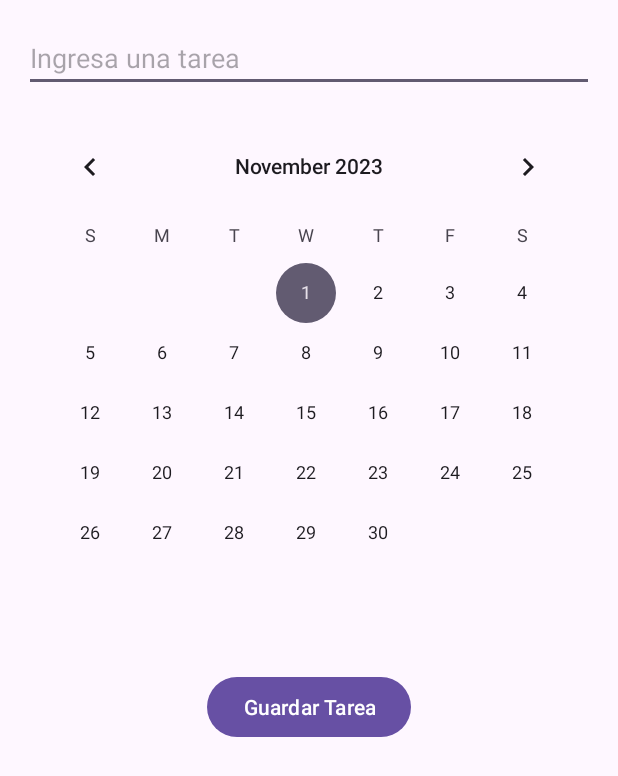
After one commit to wilsongutierrez-01/Collage_Reminder, an Android app: the AgregarTareaActivity screen opened directly, with no data from a screen before it, on a phone screen of 412 x 824 dp. The commit adds this screen. Shown: the top 776 px of the screen. Run offline under Robolectric (Android 15) with nearby library versions, the phone set to English and light mode, and no system bars; our stand-ins replace Firebase (no records; nobody signed in at launch, a user with empty details on screens opened directly).

Commit message:
Funcionalidades basicas del calendario

```diff
--- a/app/src/main/AndroidManifest.xml
+++ b/app/src/main/AndroidManifest.xml
@@ -12,6 +12,12 @@
         android:supportsRtl="true"
         android:theme="@style/Theme.CollageReminder"
         tools:targetApi="31">
+        <activity
+            android:name=".VerEventosActivity"
+            android:exported="false" />
+        <activity
+            android:name=".AgregarTareaActivity"
+            android:exported="false" />
         <activity
             android:name=".Calendario"
             android:exported="false" />
--- /dev/null
+++ b/app/src/main/java/com/example/collagereminder/AgregarTareaActivity.java
@@ -0,0 +1,88 @@
+package com.example.collagereminder;
+
+import androidx.appcompat.app.AppCompatActivity;
+
+import android.content.Context;
+import android.content.SharedPreferences;
+import android.os.Bundle;
+import android.widget.Button;
+import android.widget.CalendarView;
+import android.widget.EditText;
+import android.widget.Toast;
+
+import com.google.firebase.database.DatabaseReference;
+import com.google.firebase.database.FirebaseDatabase;
+
+import java.util.Calendar;
+
+public class AgregarTareaActivity extends AppCompatActivity {
+
+    private EditText tareaEditText;
+    private CalendarView calendarView;
+    private Button guardarButton;
+
+    private int selectedYear, selectedMonth, selectedDay;
+
+    // Referencia a la base de datos de Firebase
+    private DatabaseReference databaseReference;
+
+    @Override
+    protected void onCreate(Bundle savedInstanceState) {
+        super.onCreate(savedInstanceState);
+        setContentView(R.layout.agregar_tarea);
+
+        tareaEditText = findViewById(R.id.editTextTarea);
+        calendarView = findViewById(R.id.calendarView);
+        guardarButton = findViewById(R.id.buttonGuardar);
+
+        // Inicializa la referencia a la base de datos de Firebase
+        databaseReference = FirebaseDatabase.getInstance().getReferenceFromUrl("https://collage-reminder-32e34-default-rtdb.firebaseio.com/");
+
+
+        calendarView.setOnDateChangeListener(new CalendarView.OnDateChangeListener() {
+            @Override
+            public void onSelectedDayChange(CalendarView view, int year, int month, int dayOfMonth) {
+                selectedYear = year;
+                selectedMonth = month;
+                selectedDay = dayOfMonth;
+            }
+        });
+        guardarButton.setOnClickListener(v -> {
+            String tarea = tareaEditText.getText().toString();
+
+            if (tarea.isEmpty()) {
+                Toast.makeText(this, "Por favor, ingresa una tarea", Toast.LENGTH_SHORT).show();
+            } else {
+                // Guardar la tarea en la fecha seleccionada (selectedYear, selectedMonth, selectedDay)
+                // Puedes usar un servicio o base de datos para guardar la tarea
+
+                // Marcar el día seleccionado en el CalendarView
+                calendarView.setDate(getDateInMillis(selectedYear, selectedMonth, selectedDay), true, true);
+
+                // Guardar la tarea en la fecha seleccionada en Firebase
+                guardarTareaEnFirebase(tarea);
+
+                // Opcionalmente, puedes regresar a la actividad anterior
+                finish();
+            }
+        });
+    }
+    // Método para obtener la fecha en milisegundos a partir del año, mes y día
+    private long getDateInMillis(int year, int month, int day) {
+        Calendar calendar = Calendar.getInstance();
+        calendar.set(year, month, day);
+        return calendar.getTimeInMillis();
+    }
+    // Método para guardar la tarea en Firebase Realtime Database
+    private void guardarTareaEnFirebase(String tarea) {
+        SharedPreferences sharedPreferences = getSharedPreferences("MyPrefs", Context.MODE_PRIVATE);
+        final String userName = sharedPreferences.getString("userName", "");
+        // Construye la ruta en la base de datos de Firebase
+        String fechaSeleccionada = selectedYear + "-" + (selectedMonth + 1) + "-" + selectedDay;
+        String uid = userName;
+        String ruta = "tareas/" + uid + "/" + fechaSeleccionada;
+
+        // Guarda la tarea
+        databaseReference.child(ruta).push().setValue(tarea);
+    }
+}
--- /dev/null
+++ b/app/src/main/res/layout/agregar_tarea.xml
@@ -0,0 +1,33 @@
+<?xml version="1.0" encoding="utf-8"?>
+<RelativeLayout xmlns:android="http://schemas.android.com/apk/res/android"
+    xmlns:app="http://schemas.android.com/apk/res-auto"
+    xmlns:tools="http://schemas.android.com/tools"
+    android:layout_width="match_parent"
+    android:layout_height="match_parent"
+    android:padding="16dp"
+    tools:context=".AgregarTareaActivity">
+
+    <EditText
+        android:id="@+id/editTextTarea"
+        android:layout_width="match_parent"
+        android:layout_height="wrap_content"
+        android:hint="Ingresa una tarea"
+        android:layout_marginBottom="16dp"/>
+
+    <CalendarView
+        android:id="@+id/calendarView"
+        android:layout_width="match_parent"
+        android:layout_height="wrap_content"
+        android:layout_below="@id/editTextTarea"
+        android:layout_marginBottom="16dp"/>
+
+    <Button
+        android:id="@+id/buttonGuardar"
+        android:layout_width="wrap_content"
+        android:layout_height="wrap_content"
+        android:layout_centerHorizontal="true"
+        android:layout_below="@id/calendarView"
+        android:text="Guardar Tarea"
+        android:layout_marginTop="16dp"/>
+
+</RelativeLayout>
```
Also changed, not shown: app/src/main/java/com/example/collagereminder/Calendario.java (+42 -20 lines), app/src/main/java/com/example/collagereminder/MainActivity.java (+18 -1 lines), app/src/main/java/com/example/collagereminder/VerEventosActivity.java (added, +14 -0 lines), app/src/main/res/layout/activity_main.xml (+7 -0 lines), app/src/main/res/layout/ver_eventos.xml (added, +9 -0 lines).
